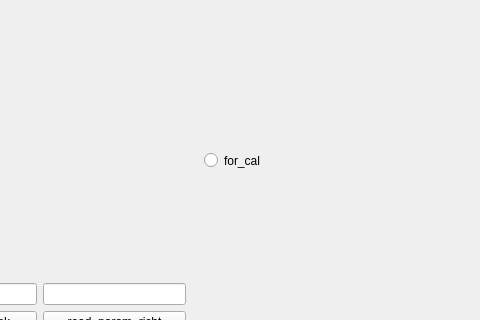
Above: ui_control/zwei_construct_win.ui from klugcyk/dieschwesterwaternderengle before the change; both pictures show x 266 to 746 and y 261 to 581 of the 1381 by 665 pixel window. Below: the same form after it.
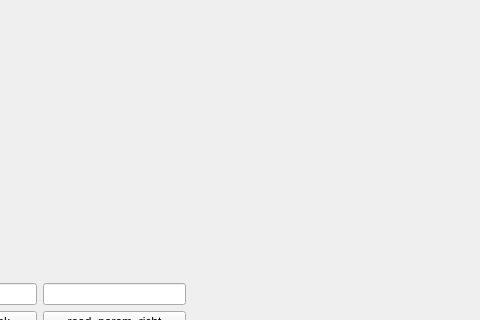
That is the form after the change.

Commit message: add construct multi line

Diff of the .ui file:
```diff
--- a/ui_control/zwei_construct_win.ui
+++ b/ui_control/zwei_construct_win.ui
@@ -168,19 +168,6 @@
     </item>
    </layout>
   </widget>
-  <widget class="QRadioButton" name="for_cal_2">
-   <property name="geometry">
-    <rect>
-     <x>470</x>
-     <y>410</y>
-     <width>72</width>
-     <height>23</height>
-    </rect>
-   </property>
-   <property name="text">
-    <string>for_cal</string>
-   </property>
-  </widget>
  </widget>
  <resources/>
  <connections/>
```
The commit also changes 26 other files.
